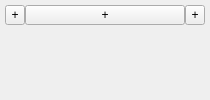
Above: editor/lib/ui/object_container.ui from RazielSun/juma-editor before the change. Below: the same form after it.
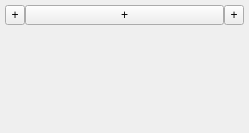
That is the form after the change.

What changed in the file:
```diff
--- a/editor/lib/ui/object_container.ui
+++ b/editor/lib/ui/object_container.ui
@@ -6,8 +6,8 @@
    <rect>
     <x>0</x>
     <y>0</y>
-    <width>210</width>
-    <height>100</height>
+    <width>249</width>
+    <height>133</height>
    </rect>
   </property>
   <property name="sizePolicy">
@@ -19,7 +19,10 @@
   <property name="windowTitle">
    <string>Form</string>
   </property>
-  <layout class="QVBoxLayout" name="mainLayout">
+  <layout class="QVBoxLayout" name="mainLayout" stretch="0,0">
+   <property name="spacing">
+    <number>0</number>
+   </property>
    <property name="leftMargin">
     <number>5</number>
    </property>
@@ -56,6 +59,12 @@
       </item>
       <item>
        <widget class="QToolButton" name="nameBtn">
+        <property name="sizePolicy">
+         <sizepolicy hsizetype="Expanding" vsizetype="Fixed">
+          <horstretch>0</horstretch>
+          <verstretch>0</verstretch>
+         </sizepolicy>
+        </property>
         <property name="maximumSize">
          <size>
           <width>99999</width>
```
